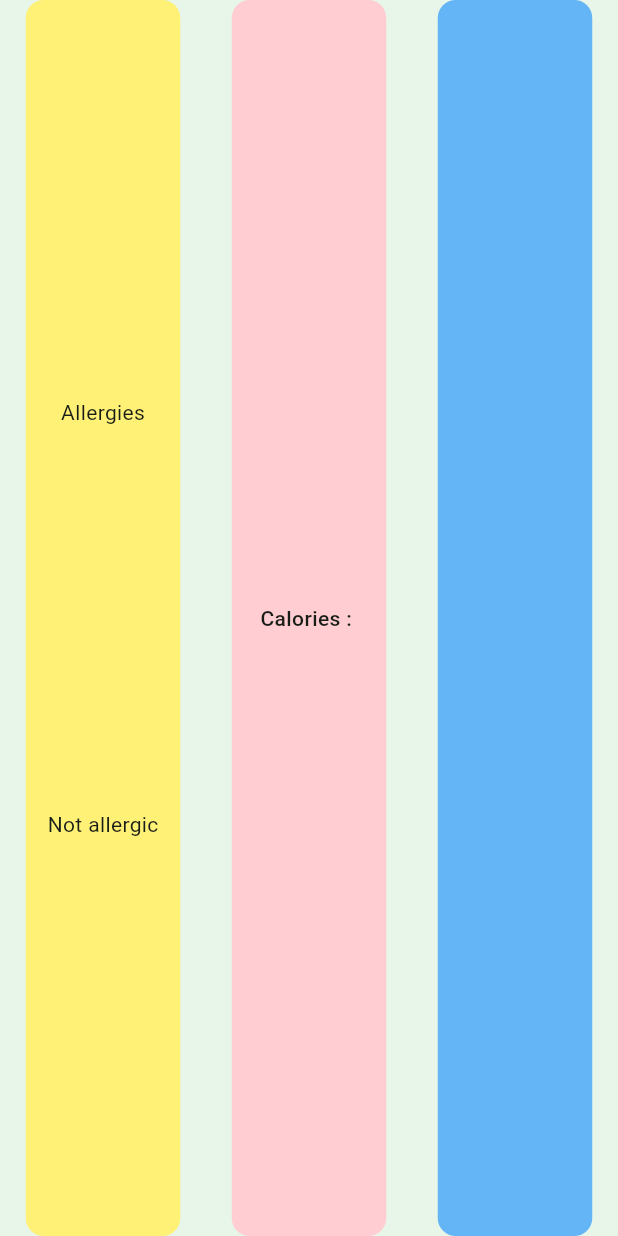
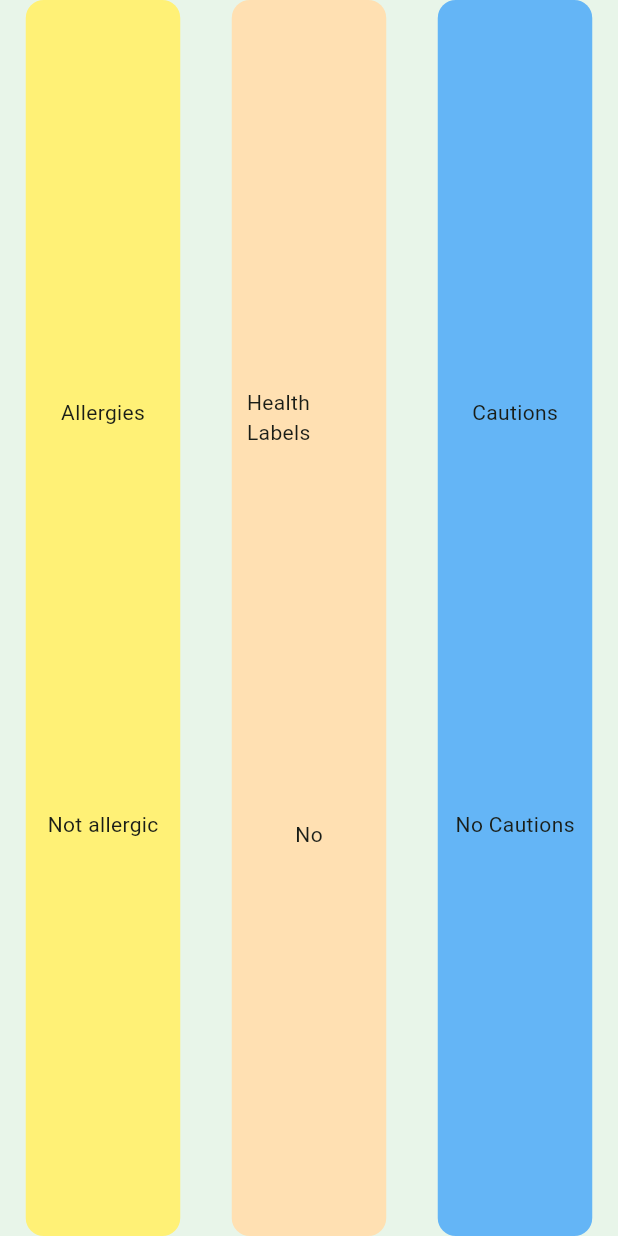
Before and after one commit to ShahnawazDev/food_spotlight, a Flutter app: the CategoryWidget widget shown alone on an empty page, opened directly with empty values, on a phone screen of 412 x 824 dp. Run offline on Flutter 3.47's test engine with Material 3 defaults, Android fonts, the light colour scheme and no system bars; our stand-ins replace flutter_riverpod, google_generative_ai, image_picker, loading_indicator, lottie, typewritertext; project files that could hold a hidden picture were left out.

Commit message:
details screen 2

```diff
--- a/lib/screens/details_screen.dart
+++ b/lib/screens/details_screen.dart
@@ -28,7 +28,7 @@ class DetailsScreen extends StatelessWidget {
             ),
           );
         },
-        child: Icon(Icons.chat),
+        child: const Icon(Icons.chat),
       ),
 
       body: CustomScrollView(
@@ -180,18 +180,23 @@ class CategoryWidget extends StatelessWidget {
           width: size.width * .25,
           decoration: BoxDecoration(
               borderRadius: BorderRadius.circular(12),
-              color: Colors.red.shade100),
-          child: const Column(
+              color: Colors.orange.shade100),
+          child:  Column(
             mainAxisAlignment: MainAxisAlignment.spaceEvenly,
             children: [
-              Text(
-                "Calories : ",
-                style: TextStyle(fontSize: 14, fontWeight: FontWeight.w500),
+               const Text("Health Labels"),
+              if (search.productInfo.healthLabels.isEmpty)
+                 const Text("No"),
+              if (search.productInfo.allergens.isNotEmpty)
+                ...search.productInfo.healthLabels.map(
+                      (e) => Text(
+                    e,
+                    style: const TextStyle(
+                      fontSize: 14,
+                      fontWeight: FontWeight.bold,
                     ),
-              // ...nutritionalInfo.macronutrients
-              //     .map((macroNutrient) => MacroNutrientTile(
-              //     macroNutrient: macroNutrient))
-              //     .toList(),
+                  ),
+                ),
             ],
           ),
         ),
@@ -203,15 +208,21 @@ class CategoryWidget extends StatelessWidget {
               color: Colors.blue.shade300),
           child: Column(
             mainAxisAlignment: MainAxisAlignment.spaceEvenly,
-            children: search.productInfo.tags
-                .map((e) => Text(
+             children: [
+               const Text("Cautions"),
+               if (search.productInfo.cautions.isEmpty)
+                 const Text("No Cautions"),
+               if (search.productInfo.cautions.isNotEmpty)
+                 ...search.productInfo.healthLabels.map(
+                       (e) => Text(
                      e,
                      style: const TextStyle(
                        fontSize: 14,
                        fontWeight: FontWeight.bold,
                      ),
-                    ))
-                .toList(),
+                   ),
+                 ),
+             ],
           ),
         ),
       ],
```
Lines whose indentation alone changed are shown as unchanged.
